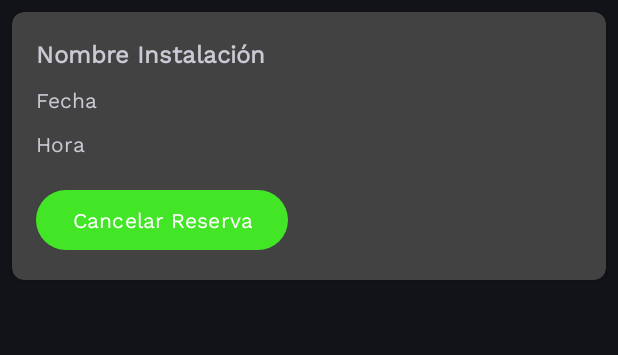
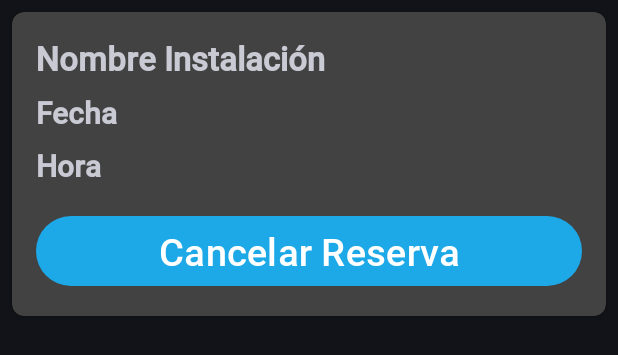
Before and after one commit to NahuelPardo89/AplicacionesMoviles, an Android app: the layout card_item_reservas_lista.xml on its own in the app's theme, with its tools: preview values and no code run, on a phone screen of 412 x 824 dp. Shown: the top 355 px of the screen. Run offline under Robolectric (Android 15) with nearby library versions, the phone set to English and light mode, and no system bars; network calls fail.

Commit message:
Accesibilidad mejorada

```diff
--- a/ampaMain/app/src/main/res/layout/card_item_reservas_lista.xml
+++ b/ampaMain/app/src/main/res/layout/card_item_reservas_lista.xml
@@ -17,7 +17,7 @@
             android:layout_width="wrap_content"
             android:layout_height="wrap_content"
             android:text="@string/NombreInstalacion"
-            android:textSize="16sp"
+            android:textSize="22sp"
             android:textStyle="bold" />
 
         <TextView
@@ -25,7 +25,8 @@
             android:layout_width="wrap_content"
             android:layout_height="wrap_content"
             android:text="@string/Fecha"
-            android:textSize="14sp"
+            android:textSize="20sp"
+            android:textStyle="bold"
             android:layout_marginTop="8dp" />
 
         <TextView
@@ -33,17 +34,18 @@
             android:layout_width="wrap_content"
             android:layout_height="wrap_content"
             android:text="@string/Hora"
-            android:textSize="14sp"
+            android:textSize="20sp"
+            android:textStyle="bold"
             android:layout_marginTop="8dp" />
 
         <Button
             android:id="@+id/cancel_reserva_button"
-            android:layout_width="wrap_content"
+            android:layout_width="match_parent"
             android:layout_height="wrap_content"
+            android:layout_marginTop="16dp"
             android:text="@string/btnCancelReservar"
-            android:layout_marginTop="16dp"
-
-        android:textColor="@android:color/white" />
+            android:textSize="25sp"
+            android:textColor="@android:color/white" />
 
     </LinearLayout>
 
--- a/ampaMain/app/src/main/res/layout/card_item_torneos.xml
+++ b/ampaMain/app/src/main/res/layout/card_item_torneos.xml
@@ -42,12 +42,13 @@
 
         <Button
             android:id="@+id/inscribe_button"
-            android:layout_width="wrap_content"
+            android:layout_width="match_parent"
             android:layout_height="wrap_content"
             android:layout_below="@id/tournament_description"
             android:layout_marginTop="8dp"
             android:gravity="center_horizontal"
             android:text="@string/btnInscripcion"
+            android:textSize="25sp"
             android:theme="@style/Theme.AmpaMain" />
 
     </RelativeLayout>
--- a/ampaMain/app/src/main/res/values/themes.xml
+++ b/ampaMain/app/src/main/res/values/themes.xml
@@ -1,12 +1,15 @@
 <resources xmlns:tools="http://schemas.android.com/tools">
     <!-- Base application theme. -->
     <style name="Base.Theme.AmpaMain" parent="Theme.Material3.DynamicColors.Dark">
-        <item name="colorPrimary">@color/colorPrimary</item>
+        <item name="colorPrimary">#1DA9E8</item>
         <item name="colorOnPrimary">@color/colorOnPrimary</item>
         <item name="colorSecondary">@color/colorSecondary</item>
         <item name="colorOnSecondary">@color/colorOnSecondary</item>
-        <item name="android:fontFamily">@font/worksansregular</item>
-        <!--  <item name="android:windowBackground">@drawable/imagbackground</item>-->
+        <item name="android:fontFamily">@font/robotomedium</item>
+        <item name="android:textSize">20sp</item>
+
+
+
     </style>
 
     <style name="Theme.AmpaMain" parent="Base.Theme.AmpaMain" />
@@ -16,9 +19,10 @@
         <item name="windowNoTitle">true</item>
     </style>
 
+
     <style name="Theme.AmpaMain.AppBarOverlay" parent="ThemeOverlay.Material3.Dark.ActionBar">
         <item name="android:textColorPrimary">@color/colorOnPrimary</item>
-        <item name="android:background">@color/colorPrimary</item>
+
     </style>
 
     <style name="Theme.AmpaMain.PopupOverlay" parent="ThemeOverlay.Material3.Dark" />
```
Also changed, not shown: ampaMain/app/src/main/res/layout/card_item_inscripciones.xml (+7 -5 lines), ampaMain/app/src/main/res/layout/card_item_reservas.xml (+6 -5 lines), ampaMain/app/src/main/res/layout/card_item_rutinas.xml (+5 -4 lines), ampaMain/app/src/main/res/values/strings.xml (+2 -37 lines).
